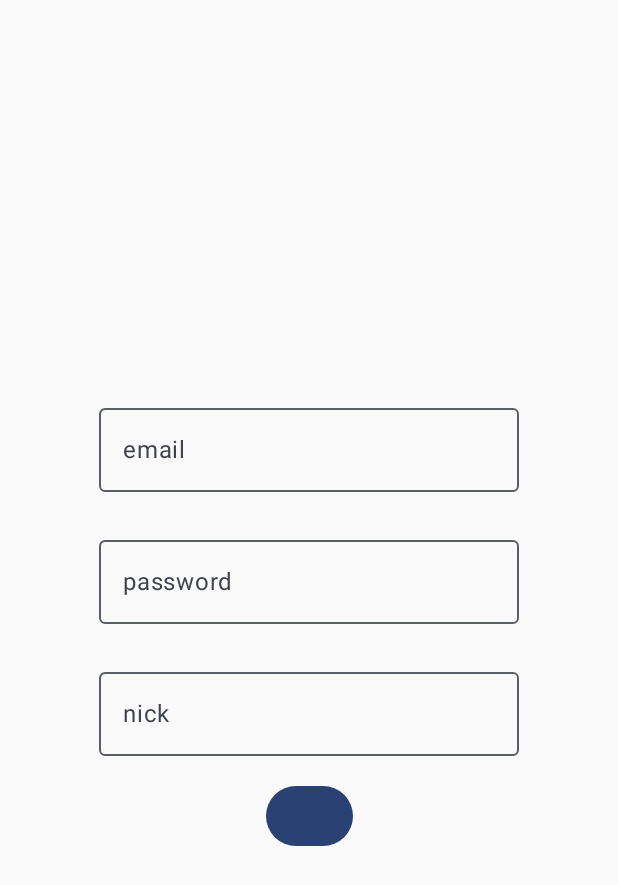
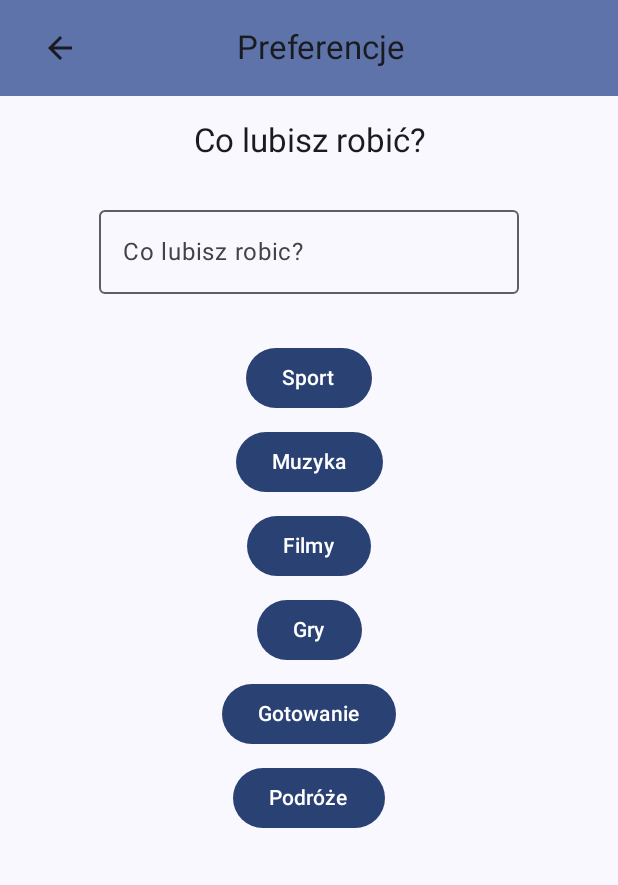
Before and after one commit to mryt66/BIT-322, an Android app built with Jetpack Compose: the screen it shows after launch (MainActivity), on a phone screen of 412 x 824 dp. Shown: the top 885 px of the screen. Run offline under Robolectric (Android 15) with nearby library versions, the phone set to English and light mode, and no system bars.

Commit message:
screens: listPreferences and topAppBar

```diff
--- /dev/null
+++ b/app/src/main/java/com/example/aplikacjabit322/AppBit322.kt
@@ -0,0 +1,104 @@
+package com.example.aplikacjabit322
+
+import androidx.compose.foundation.layout.Arrangement
+import androidx.compose.foundation.layout.Row
+import androidx.compose.foundation.layout.Spacer
+import androidx.compose.foundation.layout.fillMaxWidth
+import androidx.compose.foundation.layout.padding
+import androidx.compose.foundation.layout.width
+import androidx.compose.material.icons.Icons
+import androidx.compose.material.icons.filled.ArrowBack
+import androidx.compose.material3.CenterAlignedTopAppBar
+import androidx.compose.material3.ExperimentalMaterial3Api
+import androidx.compose.material3.Icon
+import androidx.compose.material3.IconButton
+import androidx.compose.material3.MaterialTheme
+import androidx.compose.material3.Text
+import androidx.compose.material3.TopAppBarDefaults
+import androidx.compose.material3.TopAppBarScrollBehavior
+import androidx.compose.runtime.Composable
+import androidx.compose.ui.Alignment
+import androidx.compose.ui.Modifier
+import androidx.compose.ui.graphics.vector.ImageVector
+import androidx.compose.ui.text.style.TextAlign
+import androidx.compose.ui.unit.dp
+import androidx.navigation.NavHostController
+import androidx.navigation.compose.rememberNavController
+import com.example.phonebookapp.ui.navigation.AppBit322NavHost
+
+@Composable
+fun AppBit322(navController: NavHostController = rememberNavController()) {
+    AppBit322NavHost(navController = navController)
+}
+
+
+@OptIn(ExperimentalMaterial3Api::class)
+@Composable
+fun Bit322TopAppBar(
+    title: String,
+    canNavigateBack: Boolean,
+    navigateUp: () -> Unit = {},
+    canClickButton: Boolean = false,
+    onClickButton: () -> Unit = {},
+    buttonIcon: ImageVector? = null,
+    onClickSecondButton: () -> Unit = {},
+    secondButtonIcon: ImageVector? = null,
+    scrollBehavior: TopAppBarScrollBehavior? = null,
+    modifier: Modifier = Modifier
+) {
+    CenterAlignedTopAppBar(
+        title = {
+            Row(
+                verticalAlignment = Alignment.CenterVertically,
+                horizontalArrangement = Arrangement.Center,
+                modifier = Modifier.fillMaxWidth()
+            ) {
+
+//                PickFileButton()
+
+                if (canNavigateBack) {
+                    IconButton(onClick = navigateUp) {
+                        Icon(
+                            imageVector = Icons.Filled.ArrowBack,
+                            contentDescription = null,
+                            modifier = Modifier.padding(4.dp)
+                        )
+                    }
+                } else {
+                    Spacer(modifier = Modifier.width(48.dp))
+                }
+                Text(text = title, modifier = Modifier.weight(1f), textAlign = TextAlign.Center)
+
+                if (secondButtonIcon != null) {
+                    IconButton(onClick = onClickSecondButton) {
+                        Icon(
+                            imageVector = secondButtonIcon,
+                            contentDescription = null,
+                            modifier = Modifier.padding(4.dp)
+                        )
+                    }
+                }
+                if (canClickButton) {
+                    IconButton(onClick = onClickButton) {
+                        Icon(
+                            imageVector = buttonIcon ?: Icons.Filled.ArrowBack,
+                            contentDescription = null,
+                            modifier = Modifier.padding(4.dp)
+                        )
+                    }
+                } else {
+                    Spacer(modifier = Modifier.width(48.dp))
+                }
+            }
+        },
+        modifier = modifier,
+        scrollBehavior = scrollBehavior,
+        navigationIcon = {
+
+
+        },
+        colors = TopAppBarDefaults.topAppBarColors(
+            containerColor = MaterialTheme.colorScheme.primaryContainer
+        )
+    )
+}
--- a/app/src/main/java/com/example/aplikacjabit322/MainActivity.kt
+++ b/app/src/main/java/com/example/aplikacjabit322/MainActivity.kt
@@ -10,6 +10,7 @@ import androidx.compose.material3.Text
 import androidx.compose.runtime.Composable
 import androidx.compose.ui.Modifier
 import androidx.compose.ui.tooling.preview.Preview
+import com.example.aplikacjabit322.ui.screens.listPreferences.ListPreferencesScreen
 import com.example.aplikacjabit322.ui.screens.login.LoginScreen
 import com.example.aplikacjabit322.ui.theme.AplikacjaBit322Theme
 
@@ -25,7 +26,7 @@ class MainActivity : ComponentActivity() {
 //                ) {
 //                    Greeting("Android")
 //                }
-                LoginScreen(
+                ListPreferencesScreen(
                     onNavigateUp = { /*TODO*/ },
                     navigateBack = { /*TODO*/ },
 //                    navigateToItemDetails = ,
--- a/app/src/main/java/com/example/aplikacjabit322/ui/AppViewModelProvider.kt
+++ b/app/src/main/java/com/example/aplikacjabit322/ui/AppViewModelProvider.kt
@@ -1,15 +1,15 @@
 package com.example.aplikacjabit322.ui
 
-import androidx.lifecycle.ViewModelProvider.AndroidViewModelFactory
-import androidx.lifecycle.viewmodel.CreationExtras
 import androidx.lifecycle.viewmodel.initializer
 import androidx.lifecycle.viewmodel.viewModelFactory
+import com.example.aplikacjabit322.ui.screens.listPreferences.ListPreferencesViewModel
 import com.example.aplikacjabit322.ui.screens.login.LoginViewModel
 
 
 object AppViewModelProvider {
     val Factory= viewModelFactory {
         initializer { LoginViewModel() }
+        initializer { ListPreferencesViewModel() }
 //        initializer {
 //            HomeViewModel(peopleApplication().container.itemsRepository)
 //        }
--- /dev/null
+++ b/app/src/main/java/com/example/aplikacjabit322/ui/navigation/NavigationDestination.kt
@@ -0,0 +1,6 @@
+package com.example.phonebookapp.ui.navigation
+
+interface NavigationDestination {
+    val route: String
+    val titleRes: String//Int
+}
--- /dev/null
+++ b/app/src/main/java/com/example/aplikacjabit322/ui/screens/listPreferences/ListPreferencesScreen.kt
@@ -0,0 +1,165 @@
+package com.example.aplikacjabit322.ui.screens.listPreferences
+
+import androidx.compose.foundation.layout.Arrangement
+import androidx.compose.foundation.layout.Column
+import androidx.compose.foundation.layout.fillMaxSize
+import androidx.compose.foundation.layout.padding
+import androidx.compose.foundation.layout.widthIn
+import androidx.compose.foundation.text.KeyboardOptions
+import androidx.compose.material.icons.Icons
+import androidx.compose.material.icons.filled.Warning
+import androidx.compose.material3.Button
+import androidx.compose.material3.ExperimentalMaterial3Api
+import androidx.compose.material3.Icon
+import androidx.compose.material3.MaterialTheme
+import androidx.compose.material3.OutlinedTextField
+import androidx.compose.material3.OutlinedTextFieldDefaults
+import androidx.compose.material3.Scaffold
+import androidx.compose.material3.Text
+import androidx.compose.runtime.Composable
+import androidx.compose.ui.Alignment
+import androidx.compose.ui.graphics.Color
+import androidx.compose.ui.text.style.TextAlign
+import androidx.compose.ui.tooling.preview.Preview
+import androidx.compose.ui.Modifier
+import androidx.compose.ui.text.input.ImeAction
+import androidx.compose.ui.text.input.KeyboardCapitalization
+import androidx.compose.ui.text.input.KeyboardType
+import androidx.compose.ui.unit.dp
+import androidx.lifecycle.viewmodel.compose.viewModel
+import com.example.aplikacjabit322.Bit322TopAppBar
+import com.example.aplikacjabit322.ui.AppViewModelProvider
+
+
+@OptIn(ExperimentalMaterial3Api::class)
+@Composable
+fun ListPreferencesScreen(
+    onNavigateUp: () -> Unit,
+    navigateBack: () -> Unit,
+    navigateToHome: () -> Unit,
+    viewModel: ListPreferencesViewModel = viewModel(factory = AppViewModelProvider.Factory)
+) {
+    val tags = listOf("Sport", "Muzyka", "Filmy", "Gry", "Gotowanie", "Podróże")
+    val clickedTags = viewModel.listPreferencesUiState.clickedTags // Pobranie stanu klikniętych tagów
+    val sortedTags = viewModel.getSortedTags(tags) // Uzyskanie posortowanej listy tagów
+
+    val preferencesDetails = viewModel.listPreferencesUiState
+
+    Scaffold(
+        topBar = {
+            Bit322TopAppBar(
+                title = "Preferencje",
+                canNavigateBack = true,
+                navigateUp = navigateBack
+            )
+        }
+    ) { innerPadding ->
+        Column(
+            horizontalAlignment = Alignment.CenterHorizontally,
+            modifier = Modifier
+                .fillMaxSize()
+                .padding(innerPadding),
+        ) {
+            Text(
+                text = "Co lubisz robić?",
+                style = MaterialTheme.typography.titleLarge,
+                color = MaterialTheme.colorScheme.onSurface,
+                textAlign = TextAlign.Center,
+                modifier = Modifier.padding(16.dp)
+            )
+            PreferencesTextField(value = preferencesDetails.question, onValueChange = viewModel::questionUpdate, label = "Co lubisz robic?", isError = "")
+
+            PreferencesTags(
+                tags = sortedTags,
+                clickedTags = clickedTags,
+                onTagClick = viewModel::ontagClick
+            )
+        }
+    }
+
+}
+
+@Composable
+fun PreferencesTextField(
+    value: String, onValueChange: (String) -> Unit, label: String, isError: String
+) {
+    OutlinedTextField(
+        value = value,
+        onValueChange = { newValue ->
+            onValueChange(newValue)
+        },
+//        textStyle = TextStyle(fontSize = (40-value.length).coerceIn(14, 24).sp),
+        label = { Text(label) },
+        modifier = Modifier
+            .padding(8.dp, 8.dp, 8.dp, 0.dp)
+            .widthIn(max = OutlinedTextFieldDefaults.MinWidth),
+        maxLines = 2,
+        isError = isError.isNotBlank(),
+        trailingIcon = {
+            if (isError.isNotBlank()) {
+                Icon(
+                    imageVector = Icons.Default.Warning, contentDescription = null, tint = Color.Red
+                )
+            }
+        },
+        supportingText = {
+            if (isError.isNotBlank()) {
+                Text(
+                    text = isError, color = Color.Red
+                )
+            }
+        },
+        keyboardOptions = KeyboardOptions(
+            keyboardType = when (label) {
+                "Phone" -> KeyboardType.Phone
+                "Email" -> KeyboardType.Email
+                else -> KeyboardType.Text
+            },
+            imeAction = ImeAction.Next,
+            capitalization = KeyboardCapitalization.Sentences
+        ),
+        //Capitalization = KeyboardCapitalization.Words
+
+
+    )
+
+
+}
+
+@Composable
+fun PreferencesTags(
+    tags: List<String>,
+    clickedTags: Map<String, Boolean>,
+    onTagClick: (String) -> Unit
+) {
+    Column(
+        horizontalAlignment = Alignment.CenterHorizontally,
+        verticalArrangement = Arrangement.spacedBy(8.dp),
+        modifier = Modifier.padding(16.dp)
+    ) {
+        tags.forEach { tag ->
+            val isClicked = clickedTags[tag] ?: false
+            val buttonColor = if (isClicked) Color.Green else MaterialTheme.colorScheme.primary
+
+            Button(
+                onClick = { onTagClick(tag) },
+                colors = androidx.compose.material3.ButtonDefaults.buttonColors(
+                    containerColor = buttonColor
+                )
+            ) {
+                Text(text = tag)
+            }
+
+        }
+    }
+}
+
+@Preview(showBackground = true, showSystemUi = true)
+@Composable
+fun ListPreferencesScreenPreview() {
+    ListPreferencesScreen(
+        onNavigateUp = { /*TODO*/ },
+        navigateBack = { /*TODO*/ },
+        navigateToHome = { /*TODO*/ }
+    )
+}
--- /dev/null
+++ b/app/src/main/java/com/example/aplikacjabit322/ui/screens/listPreferences/ListPreferencesViewModel.kt
@@ -0,0 +1,34 @@
+package com.example.aplikacjabit322.ui.screens.listPreferences
+
+import androidx.compose.runtime.getValue
+import androidx.compose.runtime.mutableStateOf
+import androidx.compose.runtime.setValue
+import androidx.lifecycle.ViewModel
+
+class ListPreferencesViewModel : ViewModel() {
+    var listPreferencesUiState by mutableStateOf(ListPreferencesUiState())
+        private set
+
+    fun ontagClick(tag: String) {
+        // Zmiana stanu klikniętego tagu
+        listPreferencesUiState = listPreferencesUiState.copy(
+            clickedTags = listPreferencesUiState.clickedTags.toMutableMap().apply {
+                this[tag] = !(this[tag] ?: false) // Przełącz stan kliknięcia
+            }
+        )
+    }
+
+    fun getSortedTags(tags: List<String>): List<String> {
+        return tags.sortedWith(compareByDescending { listPreferencesUiState.clickedTags[it] ?: false })
+    }
+
+    fun questionUpdate(question: String) {
+        listPreferencesUiState = listPreferencesUiState.copy(question = question)
+    }
+}
+
+data class ListPreferencesUiState(
+    val clickedTags: Map<String, Boolean> = emptyMap(), // Stan dla klikniętych tagów
+    val question: String = ""
+
+)
--- a/app/src/main/java/com/example/aplikacjabit322/ui/screens/listPreferences/ListPrefferencesScreen.kt
+++ /dev/null
@@ -1 +0,0 @@
-package com.example.aplikacjabit322.ui.screens.listPreferences
```
Also changed, not shown: app/src/main/java/com/example/aplikacjabit322/ui/navigation/InventoryNavGraph.kt (added, +86 -0 lines), app/src/main/java/com/example/aplikacjabit322/ui/screens/home/HomeScreen.kt (+16 -0 lines), app/src/main/java/com/example/aplikacjabit322/ui/screens/profile/ProfileScreen.kt (+12 -0 lines).
